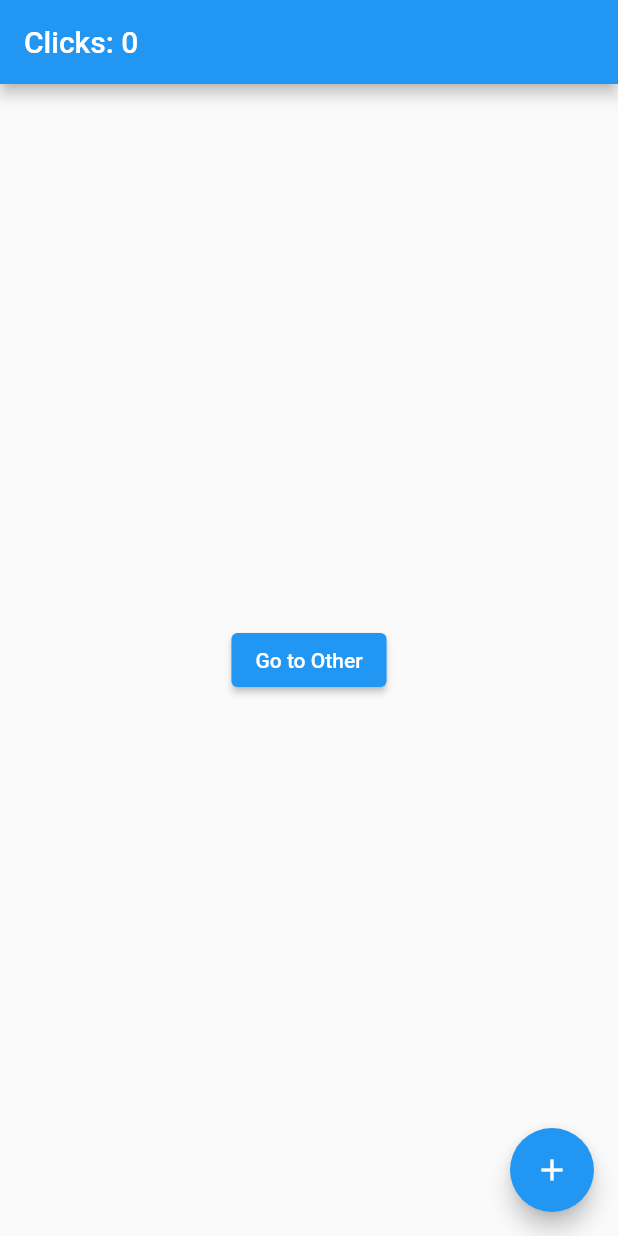
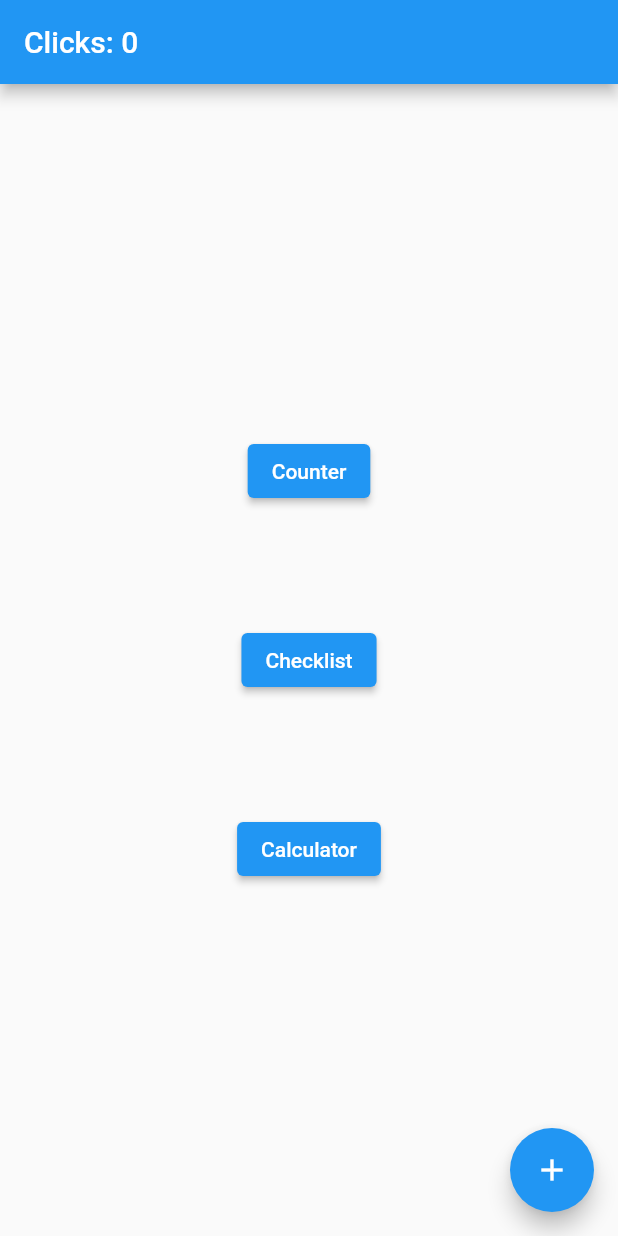
Before and after one commit to gustevito/getx_functions, a Flutter app: the screen it shows after launch, on a phone screen of 412 x 824 dp. Run offline on Flutter 3.47's test engine with Material 2 defaults, Android fonts, the light colour scheme and no system bars; our stand-ins replace get.

Commit message:
files added to screens folder

```diff
--- a/lib/main.dart
+++ b/lib/main.dart
@@ -2,4 +2,7 @@ import 'package:flutter/material.dart';
 import 'package:get/get.dart';
 import 'package:getx_functions/screens/home.dart';
 
-void main() => runApp(GetMaterialApp(home: Home()));
+void main() => runApp(GetMaterialApp(
+      home: Home(),
+      debugShowCheckedModeBanner: false,
+    ));
--- /dev/null
+++ b/lib/screens/calculator.dart
@@ -0,0 +1,23 @@
+import 'package:flutter/material.dart';
+import 'package:get/get.dart';
+
+import '../controllers/home_controller.dart';
+
+class MyCalculator extends StatelessWidget {
+  // You can ask Get to find a Controller that is being used by another page and redirect you to it.
+  final Controller c = Get.find();
+
+  @override
+  Widget build(context) {
+    // Access the updated count variable
+    return Scaffold(
+      body: Center(child: Text("Calculator")),
+      appBar: AppBar(),
+    );
+  }
+}
+
+@override
+Widget build(BuildContext context) {
+  return const Placeholder();
+}
--- a/lib/screens/home.dart
+++ b/lib/screens/home.dart
@@ -1,6 +1,10 @@
 import 'package:flutter/material.dart';
 import 'package:get/get.dart';
 import 'package:getx_functions/controllers/home_controller.dart';
+
+import 'calculator.dart';
+import 'checklist.dart';
+import 'counter.dart';
 
 class Home extends StatelessWidget {
   final Controller c = Get.put(Controller());
@@ -12,25 +16,28 @@ class Home extends StatelessWidget {
         // Use Obx(()=> to update Text() whenever count is changed.
         appBar: AppBar(
           title: Obx(() => Text("Clicks: ${c.count}")),
-
-          ),
+        ),
         // Replace the 8 lines Navigator.push by a simple Get.to(). You don't need context
         body: Center(
-            child: ElevatedButton(
-                child: Text("Go to Other"), onPressed: () => Get.to(Other()))),
+          child: SizedBox(
+            height: 300,
+            child: Column(
+              mainAxisAlignment: MainAxisAlignment.spaceBetween,
+              children: [
+                ElevatedButton(
+                    child: Text("Counter"),
+                    onPressed: () => Get.to(MyCounter())),
+                ElevatedButton(
+                    child: Text("Checklist"),
+                    onPressed: () => Get.to(MyChecklist())),
+                ElevatedButton(
+                    child: Text("Calculator"),
+                    onPressed: () => Get.to(MyCalculator()))
+              ],
+            ),
+          ),
+        ),
         floatingActionButton: FloatingActionButton(
             child: Icon(Icons.add), onPressed: c.increment));
   }
 }
-
-class Other extends StatelessWidget {
-  // You can ask Get to find a Controller that is being used by another page and redirect you to it.
-  final Controller c = Get.find();
-
-  @override
-  Widget build(context) {
-    // Access the updated count variable
-    return Scaffold(body: Center(child: Text("${c.count}")),
-    appBar: AppBar(),);
-  }
-}
```
Also changed, not shown: lib/screens/checklist.dart (added, +23 -0 lines), lib/screens/counter.dart (added, +23 -0 lines).
